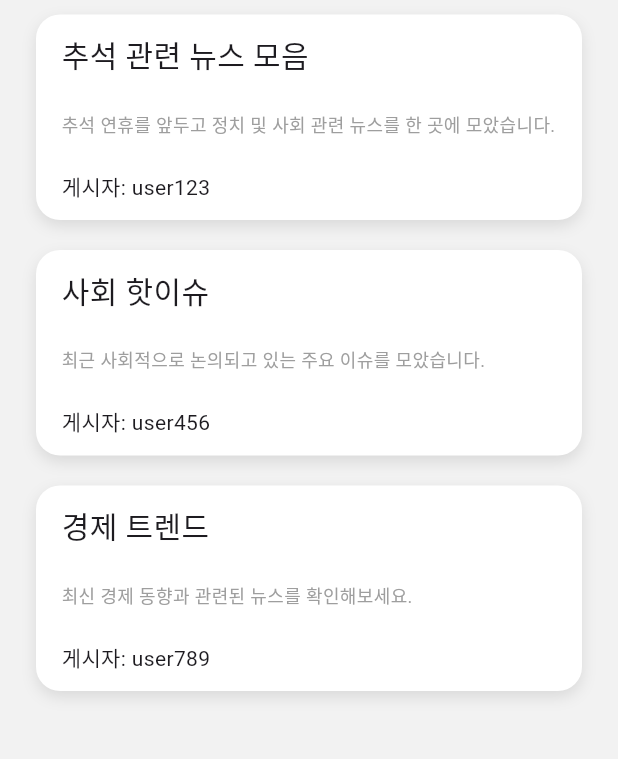
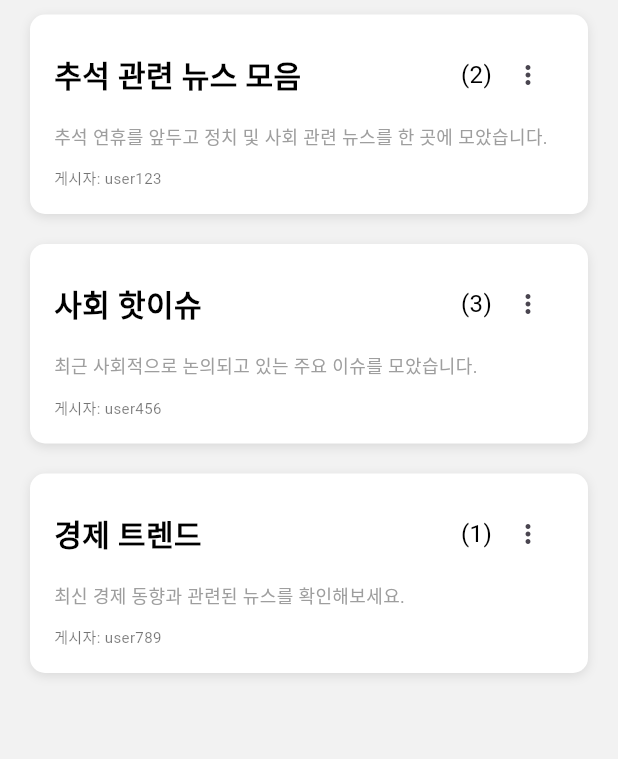
Before and after one commit to tteeyongPing/Frontend, a Flutter app: the PlaylistPage screen opened directly, on a phone screen of 412 x 824 dp, the part 83-842 px from its top. Run offline on Flutter 3.47's test engine with Material 3 defaults, Android fonts, the phone set to English and light mode, and no system bars; our stand-ins replace fl_chart, flutter_local_notifications, flutter_vector_icons, logger, permission_handler, share_plus and 4 more; missing offline and left inert: kakao_flutter_sdk, scroll_datetime_picker; accounts and stored records are empty.

Commit message:
[fix] Playlist 디자인 수정

```diff
--- a/newsee/lib/presentation/pages/PlaylistPage/playlist_page.dart
+++ b/newsee/lib/presentation/pages/PlaylistPage/playlist_page.dart
@@ -151,53 +151,120 @@ class PlaylistPageState extends State<PlaylistPage> {
                     ? playlists[index]
                     : subscribePlaylists[index];
                 return GestureDetector(
-                  onTap: () =>
-                      _navigateToPlaylistDetail(playlist), // 클릭 시 상세 페이지로 이동
+                  onTap: () => _navigateToPlaylistDetail(playlist),
                   child: Container(
-                    margin: const EdgeInsets.only(
-                        top: 10, left: 24, right: 24, bottom: 10),
-                    padding: const EdgeInsets.only(
-                        top: 12, left: 17, right: 17, bottom: 12),
+                    margin: const EdgeInsets.symmetric(
+                        horizontal: 20, vertical: 10),
+                    padding: const EdgeInsets.all(16),
                     decoration: BoxDecoration(
                       color: Colors.white,
-                      borderRadius: BorderRadius.circular(16),
+                      borderRadius: BorderRadius.circular(10),
                       boxShadow: [
                         BoxShadow(
                           color: Colors.black.withOpacity(0.1),
-                          spreadRadius: 0,
-                          blurRadius: 8,
-                          offset: const Offset(0, 4),
+                          blurRadius: 5,
+                          offset: const Offset(0, 2),
                         ),
                       ],
                     ),
-                    child: SizedBox(
-                      height: 113, // 원하는 고정 높이를 설정
                     child: Column(
-                        mainAxisAlignment: MainAxisAlignment.spaceBetween,
                       crossAxisAlignment: CrossAxisAlignment.start,
                       children: [
-                          Text(
-                            playlist.playlistName,
-                            style: const TextStyle(fontSize: 20),
-                          ),
-                          Text(
-                            playlist.description.length > 43
-                                ? '${playlist.description.substring(0, 43)}...'
-                                : playlist.description,
-                            style: const TextStyle(
-                                fontSize: 12, color: Colors.grey),
-                          ),
+                        // 제목 및 카운트 + 버튼
                         Row(
                           mainAxisAlignment: MainAxisAlignment.spaceBetween,
                           children: [
+                            Expanded(
+                              child: Row(
+                                children: [
+                                  Expanded(
+                                    child: Text(
+                                      playlist.playlistName,
+                                      style: const TextStyle(
+                                        fontSize: 20,
+                                        fontWeight: FontWeight.bold,
+                                        color: Colors.black,
+                                      ),
+                                      maxLines: 1,
+                                      overflow: TextOverflow.ellipsis,
+                                    ),
+                                  ),
+                                  const SizedBox(width: 8), // 제목과 카운트 간의 간격
+                                  Text(
+                                    "(${playlist.news.length})",
+                                    style: const TextStyle(
+                                      fontSize: 16,
+                                      color: Colors.black,
+                                    ),
+                                  ),
+                                ],
+                              ),
+                            ),
+                            IconButton(
+                              icon: const Icon(
+                                Icons.more_vert,
+                                size: 20, // 버튼 크기
+                              ),
+                              onPressed: () {
+                                // 점 세 개 버튼 클릭 시 실행
+                                showModalBottomSheet(
+                                  context: context,
+                                  builder: (BuildContext context) {
+                                    return Wrap(
+                                      children: [
+                                        ListTile(
+                                          leading: const Icon(Icons.edit),
+                                          title: const Text('수정'),
+                                          onTap: () {
+                                            Navigator.pop(context);
+                                            // 수정 동작 추가
+                                          },
+                                        ),
+                                        ListTile(
+                                          leading: const Icon(Icons.delete),
+                                          title: const Text('삭제'),
+                                          onTap: () {
+                                            Navigator.pop(context);
+                                            // 삭제 동작 추가
+                                          },
+                                        ),
+                                      ],
+                                    );
+                                  },
+                                );
+                              },
+                            ),
+                          ],
+                        ),
+                        const SizedBox(height: 8),
+
+                        // 설명
+                        Text(
+                          playlist.description.length > 60
+                              ? '${playlist.description.substring(0, 60)}...'
+                              : playlist.description,
+                          style: const TextStyle(
+                            fontSize: 12,
+                            color: Colors.grey,
+                          ),
+                          maxLines: 2,
+                          overflow: TextOverflow.ellipsis,
+                        ),
+                        const SizedBox(height: 12),
+
+                        // 게시자
+                        Row(
+                          children: [
                             Text(
                               "게시자: ${playlist.userId}",
-                                style: const TextStyle(fontSize: 14),
+                              style: const TextStyle(
+                                fontSize: 10,
+                                color: Colors.black54,
+                              ),
                             ),
                           ],
                         ),
                       ],
-                      ),
                     ),
                   ),
                 );
```
Lines whose indentation alone changed are shown as unchanged.
